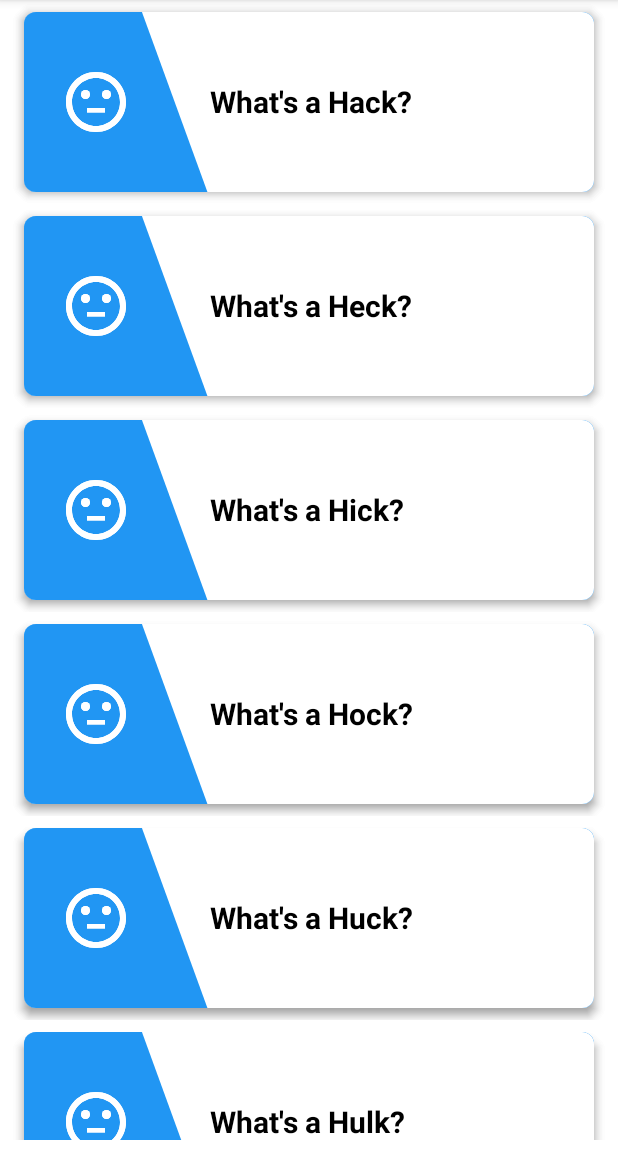
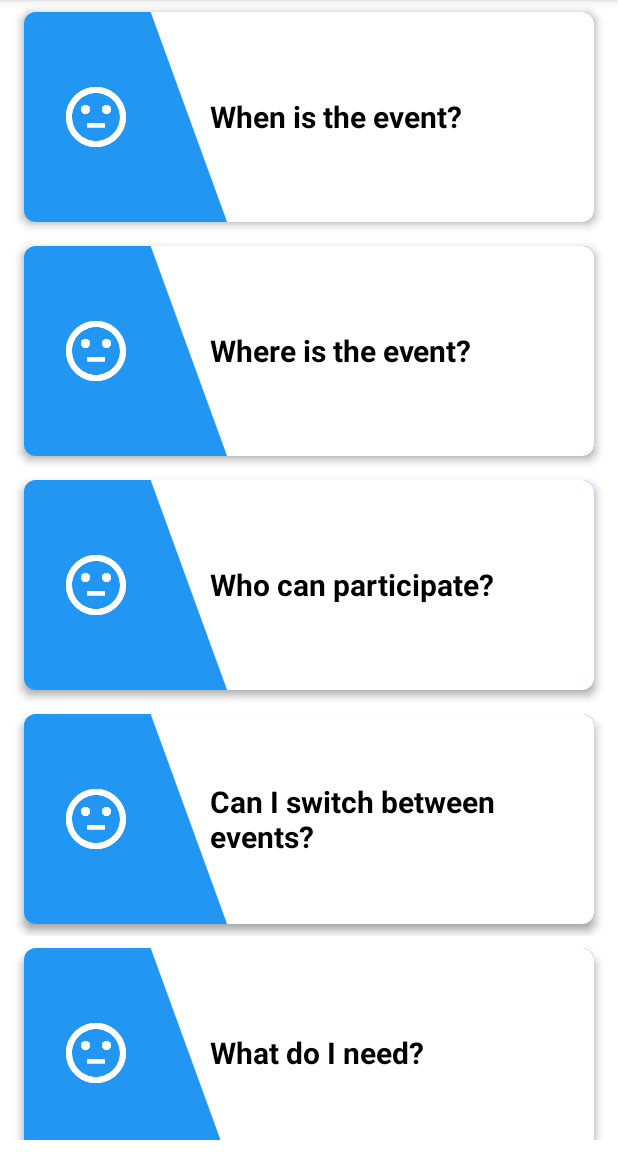
Before and after one commit to Zireael26/Devfest-17-android, an Android app: the fragment FAQFragment placed in its activity, on a phone screen of 412 x 824 dp, the part 84-1236 px from its top. Run offline under Robolectric (Android 15) with nearby library versions, the phone set to English and light mode, and no system bars; libraries missing offline, so code that uses them is left out: com.wajahatkarim3.easyflipview, com.yarolegovich.discretescrollview, com.yarolegovich.slidingrootnav; plain views replace EasyFlipView; pictures from the network do not load; 15 statements that could not run were skipped.

Commit message:
Add FAQ content

```diff
--- a/app/src/main/java/com/gdgvitvellore/devfest17/FAQFragment.java
+++ b/app/src/main/java/com/gdgvitvellore/devfest17/FAQFragment.java
@@ -45,12 +45,78 @@ public class FAQFragment extends Fragment {
 
         faqRecyclerView = (RecyclerView) rootView.findViewById(R.id.faq_recycler_view);
 
-        faqList.add(new FAQ("What's a Hack?", "Its the stuff", R.drawable.ic_ques_white_48dp, R.drawable.ic_ans_white_48dp));
-        faqList.add(new FAQ("What's a Heck?", "Its the nothin", R.drawable.ic_ques_white_48dp, R.drawable.ic_ans_white_48dp));
-        faqList.add(new FAQ("What's a Hick?", "Its the deal", R.drawable.ic_ques_white_48dp, R.drawable.ic_ans_white_48dp));
-        faqList.add(new FAQ("What's a Hock?", "Its the deal", R.drawable.ic_ques_white_48dp, R.drawable.ic_ans_white_48dp));
-        faqList.add(new FAQ("What's a Huck?", "Its the deal", R.drawable.ic_ques_white_48dp, R.drawable.ic_ans_white_48dp));
-        faqList.add(new FAQ("What's a Hulk?", "Its the green guy", R.drawable.ic_ques_white_48dp, R.drawable.ic_ans_white_48dp));
+        faqList.add(new FAQ("When is the event?", "The event will commence at 7 PM on 28th October.",
+                R.drawable.ic_ques_white_48dp, R.drawable.ic_ans_white_48dp));
+        faqList.add(new FAQ("Where is the event?", "Venue details will be up soon, they will also" +
+                " be forwarded to all participants via mail and SMS on their registered mobile" +
+                " numbers.", R.drawable.ic_ques_white_48dp, R.drawable.ic_ans_white_48dp));
+        faqList.add(new FAQ("Who can participate?", "Only freshers can participate in the Ideathon." +
+                " The Hackathon is open to all, however, a participant can only participate in one" +
+                " of those two events.", R.drawable.ic_ques_white_48dp, R.drawable.ic_ans_white_48dp));
+        faqList.add(new FAQ("Can I switch between events?", "Yes, if you feel the pace isn’t for" +
+                " you, you can switch either from the Hackathon to the Ideathon or vice-versa up" +
+                " until 12 AM. However, you are allowed to switch only once. You can’t go back" +
+                " after switching, so be careful before deciding.", R.drawable.ic_ques_white_48dp,
+                R.drawable.ic_ans_white_48dp));
+        faqList.add(new FAQ("What do I need?", "The participants are expected to carry their" +
+                " laptops to the event.", R.drawable.ic_ques_white_48dp, R.drawable.ic_ans_white_48dp));
+        faqList.add(new FAQ("Are there any rules?", "Adhere to our Code of Conduct and Rules and" +
+                " Regulations while you participate in the event.", R.drawable.ic_ques_white_48dp,
+                R.drawable.ic_ans_white_48dp));
+        faqList.add(new FAQ("Do I need a team?", "Yes, you would be working in a team of minimum" +
+                " 2 members and maximum 3 members. You may come with your friends as a team, or" +
+                " you can team up with other participants at the event. You will however, need to" +
+                " get registered as a team member before the problem statements are handed out.",
+                R.drawable.ic_ques_white_48dp, R.drawable.ic_ans_white_48dp));
+        faqList.add(new FAQ("What are problem statements?", "Problem statements are a description" +
+                " of the issues you will be working on. Multiple problem statements will be given" +
+                " across domains, and your team can choose to work on any one of them. Each problem" +
+                " will have 2 parts, a management part and a technical part.",
+                R.drawable.ic_ques_white_48dp, R.drawable.ic_ans_white_48dp));
+        faqList.add(new FAQ("I am at the event. What do I do?", "Got your team? Great! Brainstorm" +
+                " and come up with an idea to be presented to our mentor team. They will visit you" +
+                " to hear out your idea and plan of action. they will provide you with suggestions" +
+                " for further course of action. You can brainstorm across multiple domains," +
+                " but your final idea should correspond to only one domain. Avoid switching ideas" +
+                " because it may lead to you falling behind your peers.", R.drawable.ic_ques_white_48dp,
+                R.drawable.ic_ans_white_48dp));
+        faqList.add(new FAQ("I have started working on an idea. Now what?", "Start working on" +
+                " making a model for your idea. You don’t necessarily need to code, but it is" +
+                " accepted nonetheless. Mentors will assist you with your implementation, clarify" +
+                " your doubts as well as point out the potential mistakes you might make. They’re" +
+                " there to help, don’t be shy, ask your doubts away.", R.drawable.ic_ques_white_48dp,
+                R.drawable.ic_ans_white_48dp));
+        faqList.add(new FAQ("How do I go about making a model of my idea?", "You would be required" +
+                " to work on building a complete model, including the management and technical" +
+                " aspects of the problem.", R.drawable.ic_ques_white_48dp, R.drawable.ic_ans_white_48dp));
+        faqList.add(new FAQ("What do you mean by management aspect?", "The management part would include \n" +
+                "●\tthe description of your solution,\n" +
+                "●\tthe resources you would require, \n" +
+                "●\tyour optimization measures for your business model and your execution method. \n" +
+                "For starters, methods of optimization would include doing a SWOT or Cost-Benefit " +
+                "analysis of your model, your execution method would consider your market and the" +
+                " demographics of your target audience.", R.drawable.ic_ques_white_48dp,
+                R.drawable.ic_ans_white_48dp));
+        faqList.add(new FAQ("What do you mean by technical aspect?", "The technical part would" +
+                " describe \n" +
+                "●\tapproach used to solve the problem\n" +
+                "●\tthe technologies you would use in the model\n" +
+                "●\tthe methods of their implementation\n" +
+                "●\talternative measures and technologies available\n", R.drawable.ic_ques_white_48dp,
+                R.drawable.ic_ans_white_48dp));
+        faqList.add(new FAQ("What are the Judging parameters?", "A team comprising of GDG members" +
+                " will evaluate your performance according to the criteria mentioned in the Rules " +
+                "of Ideathon (which will be provided to you) to be announced during the hack, after" +
+                " the pitch(remove this?) and then declare the results. The top teams would be " +
+                "selected to pitch their idea the next evening in front of a panel of judges who" +
+                " will decide the eventual winner.", R.drawable.ic_ques_white_48dp,
+                R.drawable.ic_ans_white_48dp));
+        faqList.add(new FAQ("I still don't see what I was looking for..\nHelp",
+                "If you need any assistance you can write to us at gdgvitvellore@gmail.com" +
+                        " or approach any of our coordinators present during the event. All the" +
+                        " best, and happy brainstorming!", R.drawable.ic_ques_white_48dp,
+                R.drawable.ic_ans_white_48dp));
+
 
         LinearLayoutManager layoutManager = new LinearLayoutManager(rootView.getContext());
         faqRecyclerView.setLayoutManager(layoutManager);
--- a/app/src/main/res/layout/fragment_timeline.xml
+++ b/app/src/main/res/layout/fragment_timeline.xml
@@ -14,7 +14,7 @@
             android:id="@+id/event_detail_view"
             android:layout_width="match_parent"
             android:layout_height="0dp"
-            android:layout_weight="1"
+            android:layout_weight="0.9"
             android:scaleType="centerInside" />
 
         <LinearLayout
--- a/app/src/main/res/layout/qna_card_back.xml
+++ b/app/src/main/res/layout/qna_card_back.xml
@@ -13,7 +13,7 @@
 
     <LinearLayout
         android:layout_width="match_parent"
-        android:layout_height="120dp"
+        android:layout_height="140dp"
         android:layout_centerInParent="true"
         android:background="@drawable/faq_shape_bg"
         android:orientation="horizontal">
@@ -27,11 +27,13 @@
             android:background="@drawable/ic_ans_white_48dp" />
 
         <LinearLayout
-            android:layout_width="match_parent"
-            android:layout_height="match_parent"
+                android:layout_width="match_parent"
+                android:layout_height="wrap_content"
+            android:layout_gravity="center"
             android:layout_marginStart="36dp"
-            android:gravity="center_vertical"
-            android:orientation="vertical">
+                android:gravity="center_vertical"
+            android:orientation="vertical"
+            android:padding="4dp">
 
             <TextView
                 android:id="@+id/answerText"
@@ -41,8 +43,7 @@
                 android:gravity="center_vertical"
                 android:text="answer goes here"
                 android:textColor="#000"
-                android:textSize="20sp"
-                android:textStyle="bold" />
+                android:textSize="14sp" />
 
         </LinearLayout>
 
--- a/app/src/main/res/layout/qna_card_front.xml
+++ b/app/src/main/res/layout/qna_card_front.xml
@@ -14,7 +14,7 @@
 
     <LinearLayout
         android:layout_width="match_parent"
-        android:layout_height="120dp"
+        android:layout_height="140dp"
         android:layout_centerInParent="true"
         android:background="@drawable/faq_shape_bg"
         android:orientation="horizontal">
```
